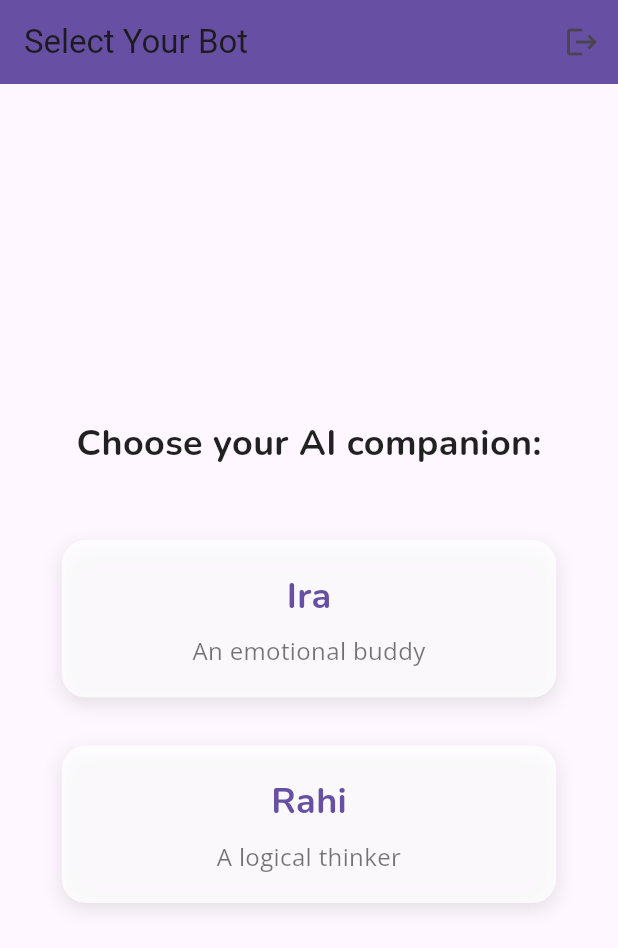
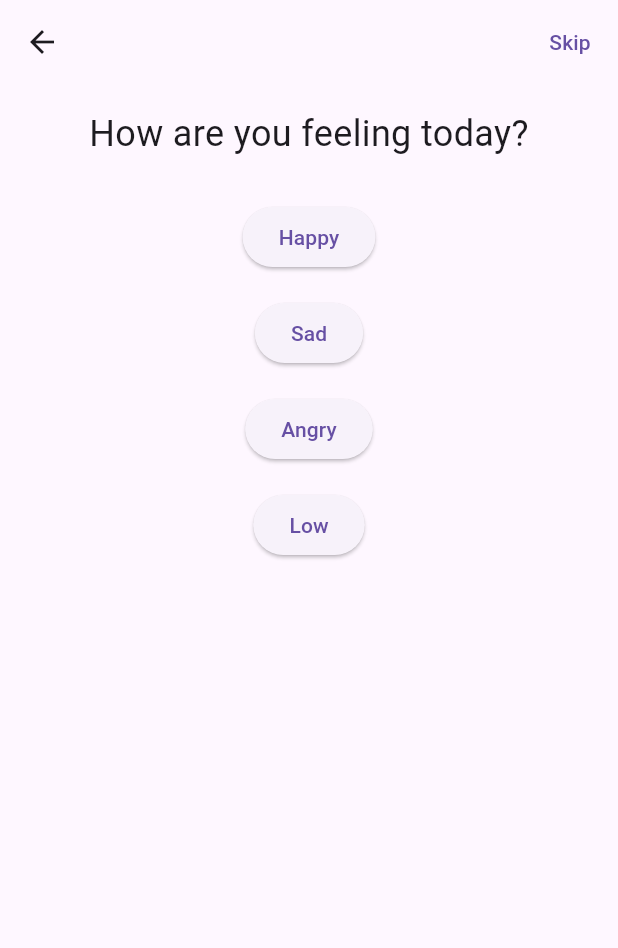
Before and after one commit to Kashvithakral/Serenity, a Flutter app: the AuthWrapper screen opened directly, on a phone screen of 412 x 824 dp. Shown: the top 948 px of the screen. Run offline on Flutter 3.47's test engine with Material 3 defaults, Android fonts, the phone set to English and light mode, and no system bars; our stand-ins replace firebase_auth, firebase_core, font_awesome_flutter, google_fonts; accounts and stored records are empty.

Commit message:
added mood checker

```diff
--- a/lib/main.dart
+++ b/lib/main.dart
@@ -6,7 +6,10 @@ import 'login_screen.dart';
 import 'signup_screen.dart';
 import 'auth_service.dart'; // Import AuthService
 import 'ai_chat_screen.dart'; // Import the AIChatScreen
+import 'mood_tracker_screen.dart';
+import 'ai_selection_screen.dart';
 import 'package:google_fonts/google_fonts.dart'; // Import Google Fonts
+import 'theme.dart';
 
 void main() async {
   WidgetsFlutterBinding.ensureInitialized();
@@ -21,161 +24,83 @@ class MyApp extends StatelessWidget {
 
   @override
   Widget build(BuildContext context) {
+    return ValueListenableBuilder<ThemeMode>(
+      valueListenable: themeNotifier,
+      builder: (_, ThemeMode currentMode, __) {
         return MaterialApp(
           title: 'Flutter Auth Demo',
           theme: ThemeData(
             primarySwatch: Colors.blue,
+            brightness: Brightness.light,
           ),
-      home: const AuthWrapper(), // Use AuthWrapper to handle authentication state
-    );
-  }
-}
-
-class AuthWrapper extends StatelessWidget {
-  const AuthWrapper({super.key});
-
-  @override
-  Widget build(BuildContext context) {
-    final AuthService _authService = AuthService(); // AuthService instance
-
-    return StreamBuilder<User?>(
-      stream: _authService.user,
-      builder: (BuildContext context, AsyncSnapshot<User?> snapshot) {
-        if (snapshot.connectionState == ConnectionState.active) {
-          // If the user is logged in, show the BotSelectionScreen
-          if (snapshot.hasData && snapshot.data != null) {
-            return const BotSelectionScreen(); // Changed from HomeScreen to BotSelectionScreen
-          } else {
-            // If the user is not logged in, show the LoginScreen
-            return const LoginScreen();
-          }
-        }
-        // Show a loading indicator while checking authentication state
-        return const Scaffold(
-          body: Center(
-            child: CircularProgressIndicator(),
+          darkTheme: ThemeData(
+            brightness: Brightness.dark,
+            primarySwatch: Colors.blue,
           ),
+          themeMode: currentMode,
+          home:
+              const AuthWrapper(), // Use AuthWrapper to handle authentication state
         );
       },
     );
   }
 }
 
-// Bot Selection Screen
-class BotSelectionScreen extends StatelessWidget {
-  const BotSelectionScreen({super.key});
+class AuthWrapper extends StatefulWidget {
+  const AuthWrapper({super.key});
+
+  @override
+  State<AuthWrapper> createState() => _AuthWrapperState();
+}
+
+class _AuthWrapperState extends State<AuthWrapper> {
+  final AuthService _authService = AuthService();
+  User? _user;
+  bool _moodTrackerCompleted = false;
+  bool _isLoading = true;
+
+  @override
+  void initState() {
+    super.initState();
+    _authService.user.listen((user) {
+      if (mounted) {
+        setState(() {
+          _user = user;
+          if (user == null) {
+            // User logged out, reset the flag
+            _moodTrackerCompleted = false;
+          }
+          _isLoading = false;
+        });
+      }
+    });
+  }
 
   @override
   Widget build(BuildContext context) {
-    return Scaffold(
-      appBar: AppBar(
-        title: const Text('Select Your Bot'),
-        backgroundColor: Theme.of(context).primaryColor,
-        actions: [
-          IconButton(
-            icon: const Icon(Icons.logout),
-            onPressed: () async {
-              final AuthService _authService = AuthService();
-              await _authService.signOut();
-              // AuthWrapper will handle navigation back to LoginScreen
-            },
-          ),
-        ],
-      ),
-      body: Center(
-        child: Padding(
-          padding: const EdgeInsets.all(32.0),
-          child: Column(
-            mainAxisAlignment: MainAxisAlignment.center,
-            children: [
-              Text(
-                'Choose your AI companion:',
-                style: GoogleFonts.nunito(
-                  fontSize: 24,
-                  fontWeight: FontWeight.bold,
-                  color: Colors.black87,
-                ),
-              ),
-              const SizedBox(height: 48),
-              _buildBotOption(
-                context: context,
-                botName: 'Ira',
-                botDescription: 'An emotional buddy',
-                onTap: () {
-                  Navigator.push(
-                    context,
-                    MaterialPageRoute(
-                      builder: (context) => const AIChatScreen(selectedBot: 'Ira'),
-                    ),
-                  );
-                },
-              ),
-              const SizedBox(height: 32),
-              _buildBotOption(
-                context: context,
-                botName: 'Rahi',
-                botDescription: 'A logical thinker',
-                onTap: () {
-                  Navigator.push(
-                    context,
-                    MaterialPageRoute(
-                      builder: (context) => const AIChatScreen(selectedBot: 'Rahi'),
-                    ),
-                  );
-                },
-              ),
-            ],
-          ),
-        ),
-      ),
-    );
+    if (_isLoading) {
+      return const Scaffold(body: Center(child: CircularProgressIndicator()));
     }
 
-  Widget _buildBotOption({
-    required BuildContext context,
-    required String botName,
-    required String botDescription,
-    required VoidCallback onTap,
-  }) {
-    return GestureDetector(
-      onTap: onTap,
-      child: Container(
-        width: MediaQuery.of(context).size.width * 0.8,
-        padding: const EdgeInsets.all(20.0),
-        decoration: BoxDecoration(
-          color: Colors.white.withOpacity(0.8),
-          borderRadius: BorderRadius.circular(16),
-          boxShadow: [
-            BoxShadow(
-              color: Colors.black.withOpacity(0.1),
-              blurRadius: 10,
-              offset: const Offset(0, 4),
-            ),
-          ],
-        ),
-        child: Column(
-          children: [
-            Text(
-              botName,
-              style: GoogleFonts.nunito(
-                fontSize: 24,
-                fontWeight: FontWeight.bold,
-                color: Theme.of(context).primaryColor,
-              ),
-            ),
-            const SizedBox(height: 8),
-            Text(
-              botDescription,
-              style: GoogleFonts.openSans(
-                fontSize: 16,
-                color: Colors.black54,
-              ),
-              textAlign: TextAlign.center,
-            ),
-          ],
-        ),
-      ),
+    if (_user != null) {
+      // User is logged in
+      if (!_moodTrackerCompleted) {
+        return MoodTrackerScreen(
+          onMoodDetermined: () {
+            if (mounted) {
+              setState(() {
+                _moodTrackerCompleted = true;
+              });
+            }
+          },
         );
+      } else {
+        return const AISelectionScreen();
+      }
+    } else {
+      // User is logged out
+      return const LoginScreen();
+    }
   }
 }
 
--- /dev/null
+++ b/lib/mood_tracker_screen.dart
@@ -0,0 +1,214 @@
+import 'package:flutter/material.dart';
+import 'ai_selection_screen.dart';
+import 'ai_chat_screen.dart';
+
+class MoodTrackerScreen extends StatefulWidget {
+  final VoidCallback onMoodDetermined;
+
+  const MoodTrackerScreen({super.key, required this.onMoodDetermined});
+
+  @override
+  State<MoodTrackerScreen> createState() => _MoodTrackerScreenState();
+}
+
+class _MoodTrackerScreenState extends State<MoodTrackerScreen> {
+  final PageController _pageController = PageController();
+  final List<Map<String, Object>> _questions = [
+    {
+      'question': 'How are you feeling today?',
+      'answers': ['Happy', 'Sad', 'Angry', 'Low'],
+    },
+    {
+      'question': 'What is your energy level?',
+      'answers': ['High', 'Medium', 'Low'],
+    },
+    {
+      'question': 'How did you sleep last night?',
+      'answers': ['Well', 'Okay', 'Poorly'],
+    },
+    {
+      'question': 'Are you feeling stressed?',
+      'answers': ['Not at all', 'A little', 'A lot'],
+    },
+    {
+      'question': 'How is your appetite?',
+      'answers': ['Good', 'Normal', 'Poor'],
+    },
+    {
+      'question': 'Are you feeling motivated?',
+      'answers': ['Very', 'Somewhat', 'Not at all'],
+    },
+    {
+      'question': 'How are you feeling physically?',
+      'answers': ['Great', 'Okay', 'Not so good'],
+    },
+    {
+      'question': 'Are you feeling overwhelmed?',
+      'answers': ['No', 'A little', 'Yes'],
+    },
+  ];
+  final Map<String, int> _moodScores = {
+    'Happy': 0,
+    'Sad': 0,
+    'Angry': 0,
+    'Low': 0,
+  };
+
+  void _handleAnswer(String answer) {
+    setState(() {
+      switch (answer) {
+        case 'Happy':
+        case 'High':
+        case 'Well':
+        case 'Not at all':
+        case 'Good':
+        case 'Very':
+        case 'Great':
+        case 'No':
+          _moodScores['Happy'] = _moodScores['Happy']! + 1;
+          break;
+        case 'Sad':
+        case 'Poorly':
+        case 'A little':
+        case 'Poor':
+        case 'Not so good':
+          _moodScores['Sad'] = _moodScores['Sad']! + 1;
+          break;
+        case 'Angry':
+        case 'A lot':
+        case 'Yes':
+          _moodScores['Angry'] = _moodScores['Angry']! + 1;
+          break;
+        case 'Low':
+        case 'Medium':
+        case 'Okay':
+        case 'Normal':
+        case 'Somewhat':
+        case 'Not at all':
+          _moodScores['Low'] = _moodScores['Low']! + 1;
+          break;
+      }
+    });
+
+    if (_pageController.page! < _questions.length - 1) {
+      _pageController.nextPage(
+        duration: const Duration(milliseconds: 300),
+        curve: Curves.easeIn,
+      );
+    } else {
+      _showMoodResult();
+    }
+  }
+
+  void _showMoodResult() {
+    String mood = '';
+    int maxScore = 0;
+    _moodScores.forEach((key, value) {
+      if (value > maxScore) {
+        maxScore = value;
+        mood = key;
+      }
+    });
+
+    String suggestedBot = '';
+    String botDescription = '';
+
+    switch (mood) {
+      case 'Happy':
+        suggestedBot = 'Ira';
+        botDescription = 'An emotional buddy to share your joy!';
+        break;
+      case 'Sad':
+        suggestedBot = 'Ira';
+        botDescription = 'An emotional buddy to help you through it.';
+        break;
+      case 'Angry':
+        suggestedBot = 'Rahi';
+        botDescription = 'A logical thinker to help you calm down.';
+        break;
+      case 'Low':
+        suggestedBot = 'Ira';
+        botDescription = 'An emotional buddy to lift your spirits.';
+        break;
+      default:
+        suggestedBot = 'Ira';
+        botDescription = 'An emotional buddy.';
+    }
+
+    showDialog(
+      context: context,
+      builder: (context) => AlertDialog(
+        title: const Text('Your Mood'),
+        content: Text('You seem to be feeling $mood. We suggest you talk to $suggestedBot: $botDescription'),
+        actions: [
+          TextButton(
+            onPressed: () {
+              Navigator.of(context).pop();
+              Navigator.pushReplacement(
+                context,
+                MaterialPageRoute(
+                  builder: (context) => AIChatScreen(selectedBot: suggestedBot),
+                ),
+              );
+            },
+            child: const Text('Chat with Suggested Bot'),
+          ),
+          TextButton(
+            onPressed: () {
+              Navigator.of(context).pop();
+              widget.onMoodDetermined();
+            },
+            child: const Text('Choose Another Bot'),
+          ),
+        ],
+      ),
+    );
+  }
+
+  @override
+  Widget build(BuildContext context) {
+    return Scaffold(
+      appBar: AppBar(
+        actions: [
+          TextButton(
+            onPressed: () {
+              widget.onMoodDetermined();
+            },
+            child: const Text('Skip'),
+          ),
+        ],
+      ),
+      body: PageView.builder(
+        controller: _pageController,
+        itemCount: _questions.length,
+        itemBuilder: (context, index) {
+          return Padding(
+            padding: const EdgeInsets.all(16.0),
+            child: SingleChildScrollView(
+              child: Column(
+                mainAxisAlignment: MainAxisAlignment.center,
+              children: [
+                Text(
+                  _questions[index]['question'] as String,
+                  style: const TextStyle(fontSize: 24),
+                  textAlign: TextAlign.center,
+                ),
+                const SizedBox(height: 20),
+                ...(_questions[index]['answers'] as List<String>).map((answer) {
+                  return Padding(
+                    padding: const EdgeInsets.symmetric(vertical: 8.0),
+                    child: ElevatedButton(
+                      onPressed: () => _handleAnswer(answer),
+                      child: Text(answer),
+                    ),
+                  );
+                }),
+                ],
+              ),
+            ),
+          );
+        },
+      ),
+    );
+  }
+}
--- a/lib/signup_screen.dart
+++ b/lib/signup_screen.dart
@@ -50,11 +50,7 @@ class _SignupScreenState extends State<SignupScreen> {
     } else {
       // Navigate to home screen or show success message
       print('Signed up: ${result.uid}');
-      // TODO: Navigate to home screen
-      Navigator.pushReplacement(
-        context,
-        MaterialPageRoute(builder: (context) => const AISelectionScreen()),
-      );
+      // The AuthWrapper will handle navigation.
     }
   }
 
--- a/pubspec.yaml
+++ b/pubspec.yaml
@@ -43,6 +43,7 @@ dependencies:
   firebase_core: ^4.0.0
   firebase_auth: ^6.0.1
   google_sign_in: ^7.1.1
+  shared_preferences: ^2.5.3
 
 dev_dependencies:
   flutter_test:
@@ -69,6 +70,7 @@ flutter:
   # To add assets to your application, add an assets section, like this:
   assets:
     - .env
+    - assets/
 
   #   - images/a_dot_burr.jpeg
   #   - images/a_dot_ham.jpeg
```
Also changed, not shown: lib/ai_chat_screen.dart (+16 -5 lines), lib/ai_selection_screen.dart (+60 -13 lines), lib/login_screen.dart (+4 -6 lines), assets/ira_avatar.png (added), assets/rahi_avatar.png (added), pubspec.lock, 97 other files. Lines whose indentation alone changed are shown as unchanged.
